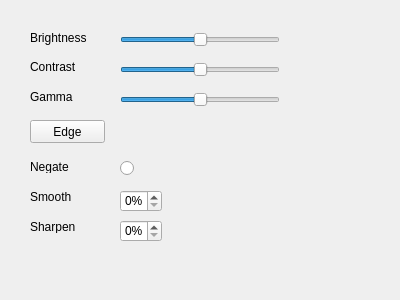
This is PhotoAlbum/pictureedits.ui in catlin0123/PhotoAlbum as Qt 5 draws it before an edit. The edited form follows.
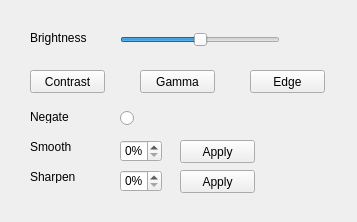
This is the edited form.

Diff of the .ui file:
```diff
--- a/PhotoAlbum/pictureedits.ui
+++ b/PhotoAlbum/pictureedits.ui
@@ -6,8 +6,8 @@
    <rect>
     <x>0</x>
     <y>0</y>
-    <width>400</width>
-    <height>300</height>
+    <width>357</width>
+    <height>222</height>
    </rect>
   </property>
   <property name="windowTitle">
@@ -17,7 +17,7 @@
    <property name="geometry">
     <rect>
      <x>120</x>
-     <y>190</y>
+     <y>140</y>
      <width>42</width>
      <height>22</height>
     </rect>
@@ -25,6 +25,9 @@
    <property name="suffix">
     <string>%</string>
    </property>
+   <property name="maximum">
+    <number>100</number>
+   </property>
    <property name="singleStep">
     <number>10</number>
    </property>
@@ -33,7 +36,7 @@
    <property name="geometry">
     <rect>
      <x>120</x>
-     <y>220</y>
+     <y>170</y>
      <width>42</width>
      <height>22</height>
     </rect>
@@ -70,28 +73,6 @@
     <enum>Qt::Horizontal</enum>
    </property>
   </widget>
-  <widget class="QSlider" name="contrastSlider">
-   <property name="geometry">
-    <rect>
-     <x>120</x>
-     <y>60</y>
-     <width>160</width>
-     <height>19</height>
-    </rect>
-   </property>
-   <property name="minimum">
-    <number>-12</number>
-   </property>
-   <property name="maximum">
-    <number>12</number>
-   </property>
-   <property name="pageStep">
-    <number>1</number>
-   </property>
-   <property name="orientation">
-    <enum>Qt::Horizontal</enum>
-   </property>
-  </widget>
   <widget class="QLabel" name="label">
    <property name="geometry">
     <rect>
@@ -105,24 +86,11 @@
     <string>Brightness</string>
    </property>
   </widget>
-  <widget class="QLabel" name="label_2">
-   <property name="geometry">
-    <rect>
-     <x>30</x>
-     <y>60</y>
-     <width>46</width>
-     <height>13</height>
-    </rect>
-   </property>
-   <property name="text">
-    <string>Contrast</string>
-   </property>
-  </widget>
   <widget class="QLabel" name="label_3">
    <property name="geometry">
     <rect>
      <x>30</x>
-     <y>160</y>
+     <y>110</y>
      <width>46</width>
      <height>13</height>
     </rect>
@@ -135,7 +103,7 @@
    <property name="geometry">
     <rect>
      <x>30</x>
-     <y>190</y>
+     <y>140</y>
      <width>46</width>
      <height>13</height>
     </rect>
@@ -148,7 +116,7 @@
    <property name="geometry">
     <rect>
      <x>30</x>
-     <y>220</y>
+     <y>170</y>
      <width>46</width>
      <height>13</height>
     </rect>
@@ -157,46 +125,11 @@
     <string>Sharpen</string>
    </property>
   </widget>
-  <widget class="QLabel" name="label_6">
-   <property name="geometry">
-    <rect>
-     <x>30</x>
-     <y>90</y>
-     <width>46</width>
-     <height>13</height>
-    </rect>
-   </property>
-   <property name="text">
-    <string>Gamma</string>
-   </property>
-  </widget>
-  <widget class="QSlider" name="gammaSlider">
-   <property name="geometry">
-    <rect>
-     <x>120</x>
-     <y>90</y>
-     <width>160</width>
-     <height>19</height>
-    </rect>
-   </property>
-   <property name="minimum">
-    <number>-12</number>
-   </property>
-   <property name="maximum">
-    <number>12</number>
-   </property>
-   <property name="pageStep">
-    <number>1</number>
-   </property>
-   <property name="orientation">
-    <enum>Qt::Horizontal</enum>
-   </property>
-  </widget>
   <widget class="QRadioButton" name="radioButton">
    <property name="geometry">
     <rect>
      <x>120</x>
-     <y>160</y>
+     <y>110</y>
      <width>82</width>
      <height>17</height>
     </rect>
@@ -208,8 +141,8 @@
   <widget class="QPushButton" name="edgeButton">
    <property name="geometry">
     <rect>
-     <x>30</x>
-     <y>120</y>
+     <x>250</x>
+     <y>70</y>
      <width>75</width>
      <height>23</height>
     </rect>
@@ -218,6 +151,58 @@
     <string>Edge</string>
    </property>
   </widget>
+  <widget class="QPushButton" name="contrastButton">
+   <property name="geometry">
+    <rect>
+     <x>30</x>
+     <y>70</y>
+     <width>75</width>
+     <height>23</height>
+    </rect>
+   </property>
+   <property name="text">
+    <string>Contrast</string>
+   </property>
+  </widget>
+  <widget class="QPushButton" name="gammaButton">
+   <property name="geometry">
+    <rect>
+     <x>140</x>
+     <y>70</y>
+     <width>75</width>
+     <height>23</height>
+    </rect>
+   </property>
+   <property name="text">
+    <string>Gamma</string>
+   </property>
+  </widget>
+  <widget class="QPushButton" name="smoothButton">
+   <property name="geometry">
+    <rect>
+     <x>180</x>
+     <y>140</y>
+     <width>75</width>
+     <height>23</height>
+    </rect>
+   </property>
+   <property name="text">
+    <string>Apply</string>
+   </property>
+  </widget>
+  <widget class="QPushButton" name="sharpenButton">
+   <property name="geometry">
+    <rect>
+     <x>180</x>
+     <y>170</y>
+     <width>75</width>
+     <height>23</height>
+    </rect>
+   </property>
+   <property name="text">
+    <string>Apply</string>
+   </property>
+  </widget>
  </widget>
  <resources/>
  <connections/>
```
